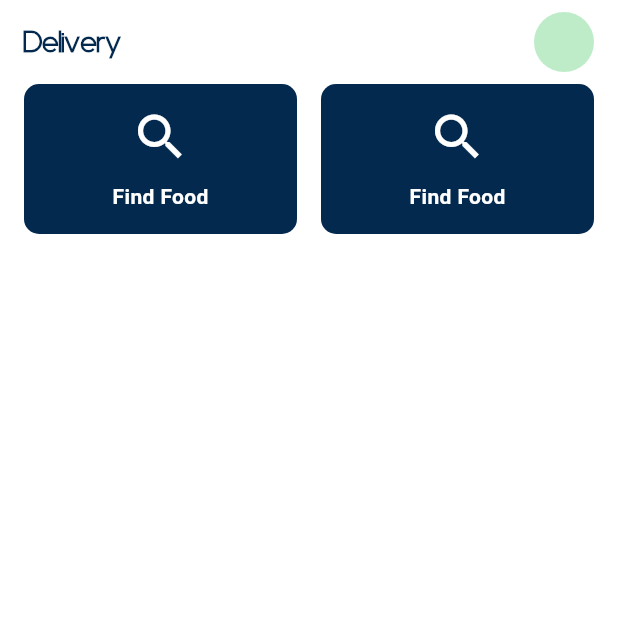
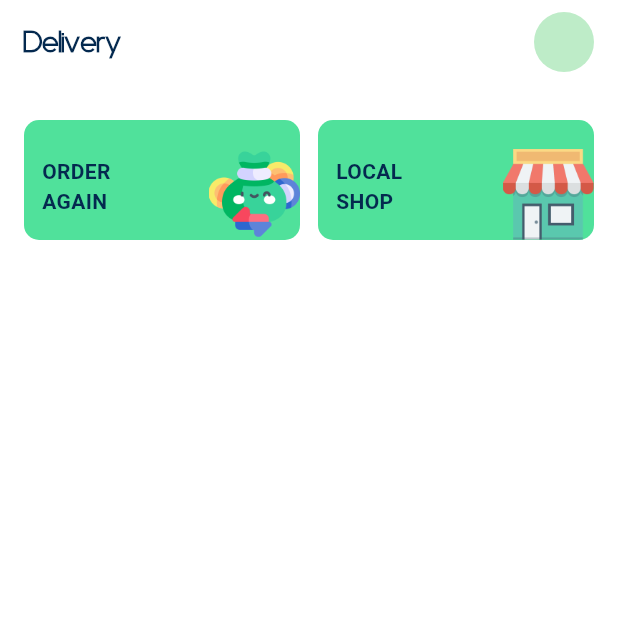
Before and after one commit to gabrielhfdl/bento-challenge, a Flutter app: the screen it shows after launch, on a phone screen of 412 x 824 dp, the top half of it. Run offline on Flutter 3.47's test engine with Material 3 defaults, Android fonts, the phone set to English and light mode, and no system bars; our stand-ins replace equatable.

Commit message:
feat: implementation of order again and local shop cards

```diff
--- a/lib/presentation/pages/home_page.dart
+++ b/lib/presentation/pages/home_page.dart
@@ -35,25 +35,29 @@ class _HomePageState extends State<HomePage> {
         ],
       ),
       body: Container(
-        padding: const EdgeInsets.symmetric(horizontal: 16),
-        child: const Column(
+        padding: const EdgeInsets.only(
+          left: 16,
+          right: 16,
+          top: 24,
+        ),
+        child: Column(
           children: [
             Row(
               mainAxisAlignment: MainAxisAlignment.start,
               children: [
                 Expanded(
                   child: InitialInfoCards(
-                    title: 'Find Food',
-                    icon: Icons.search,
+                    title: 'ORDER AGAIN',
                     color: BentoColors.primaryBlue,
+                    image: Image.asset('assets/images/order_again_icon.png'),
                   ),
                 ),
-                SizedBox(width: 16),
+                const SizedBox(width: 12),
                 Expanded(
                   child: InitialInfoCards(
-                    title: 'Find Food',
-                    icon: Icons.search,
+                    title: 'LOCAL SHOP',
                     color: BentoColors.primaryBlue,
+                    image: Image.asset('assets/images/local_shop_icon.png'),
                   ),
                 ),
               ],
--- a/lib/presentation/widgets/inital_info_cards.dart
+++ b/lib/presentation/widgets/inital_info_cards.dart
@@ -1,39 +1,56 @@
+import 'package:bento_challenge/utils/bento_colors.dart';
 import 'package:flutter/material.dart';
+import 'package:flutter/widgets.dart';
 
 class InitialInfoCards extends StatelessWidget {
   final String title;
-  final IconData icon;
   final Color color;
+  final Image image;
 
   const InitialInfoCards({
     super.key,
     required this.title,
-    required this.icon,
     required this.color,
+    required this.image,
   });
 
   @override
   Widget build(BuildContext context) {
     return Container(
-      height: 100,
+      padding: const EdgeInsets.only(left: 12),
+      height: 80,
       decoration: BoxDecoration(
-        color: color,
+        color: BentoColors.primaryLightGreen,
         borderRadius: BorderRadius.circular(10),
       ),
-      child: Column(
-        mainAxisAlignment: MainAxisAlignment.center,
+      child: Row(children: [
+        Column(
           children: [
-          Icon(icon, size: 40, color: Colors.white),
-          const SizedBox(height: 10),
-          Text(
+            const SizedBox(height: 24),
+            SizedBox(
+              width: 50,
+              child: Text(
                 title,
                 style: const TextStyle(
-              color: Colors.white,
+                  color: BentoColors.primaryBlue,
                   fontWeight: FontWeight.bold,
+                ),
               ),
             ),
           ],
         ),
+        const Spacer(),
+        Expanded(
+          child: Stack(
+            children: [
+              Align(
+                alignment: Alignment.bottomRight,
+                child: image,
+              )
+            ],
+          ),
+        ),
+      ]),
     );
   }
 }
--- a/lib/utils/bento_colors.dart
+++ b/lib/utils/bento_colors.dart
@@ -2,6 +2,6 @@ import 'package:flutter/material.dart';
 
 class BentoColors {
   static const Color primaryBlue = Color(0xFF04294F);
-
   static const Color lightGreen = Color(0xFFBEECC8);
+  static const Color primaryLightGreen = Color(0xFF50E19B);
 }
--- a/pubspec.yaml
+++ b/pubspec.yaml
@@ -22,6 +22,10 @@ flutter:
 
   uses-material-design: true
 
+  assets:
+    - assets/images/
+    - assets/fonts/
+
   fonts:
     - family: Sanseriffic
       fonts:
```
Also changed, not shown: assets/images/local_shop_icon.png (added), assets/images/order_again_icon.png (added). Lines whose indentation alone changed are shown as unchanged.
